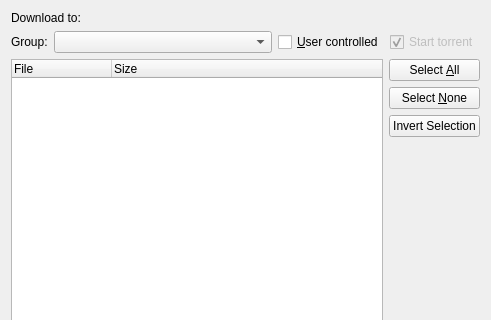
The window that ktorrent/fileselectdlg.ui (KDE/ktorrent) describes before a commit, drawn with Qt 5; both pictures show x 0 to 491 and y 0 to 320 of the 491 by 525 pixel window.
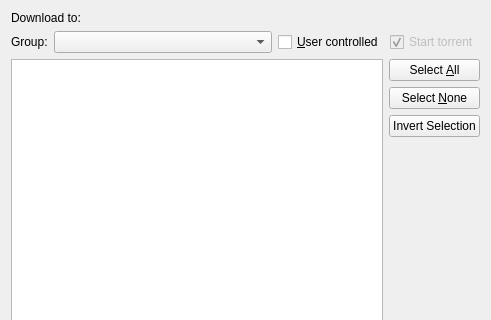
The same window after the commit. Custom widgets are drawn as their Qt base class.

Commit message: Added a model for the file tree of a torrent, and use that model in the fileselect dialog

The edit to the form file:
```diff
--- a/ktorrent/fileselectdlg.ui
+++ b/ktorrent/fileselectdlg.ui
@@ -92,21 +92,7 @@
    <item>
     <layout class="QHBoxLayout" >
      <item>
-      <widget class="QTreeWidget" name="m_file_view" >
-       <property name="fullWidth" stdset="0" >
-        <bool>true</bool>
-       </property>
-       <column>
-        <property name="text" >
-         <string>File</string>
-        </property>
-       </column>
-       <column>
-        <property name="text" >
-         <string>Size</string>
-        </property>
-       </column>
-      </widget>
+      <widget class="QTreeView" name="m_file_view" />
      </item>
      <item>
       <layout class="QVBoxLayout" >
@@ -274,16 +260,16 @@
  <layoutdefault spacing="6" margin="11" />
  <pixmapfunction>qPixmapFromMimeSource</pixmapfunction>
  <customwidgets>
-  <customwidget>
-   <class>KUrlRequester</class>
-   <extends>QWidget</extends>
-   <header>kurlrequester.h</header>
-  </customwidget>
   <customwidget>
    <class>KPushButton</class>
    <extends>QPushButton</extends>
    <header>kpushbutton.h</header>
   </customwidget>
+  <customwidget>
+   <class>KUrlRequester</class>
+   <extends>QFrame</extends>
+   <header>kurlrequester.h</header>
+  </customwidget>
  </customwidgets>
  <tabstops>
   <tabstop>m_ok</tabstop>
```
Left out of the diff: 3 changed lines with no effect on the pictures. The commit also changes 9 other files.
